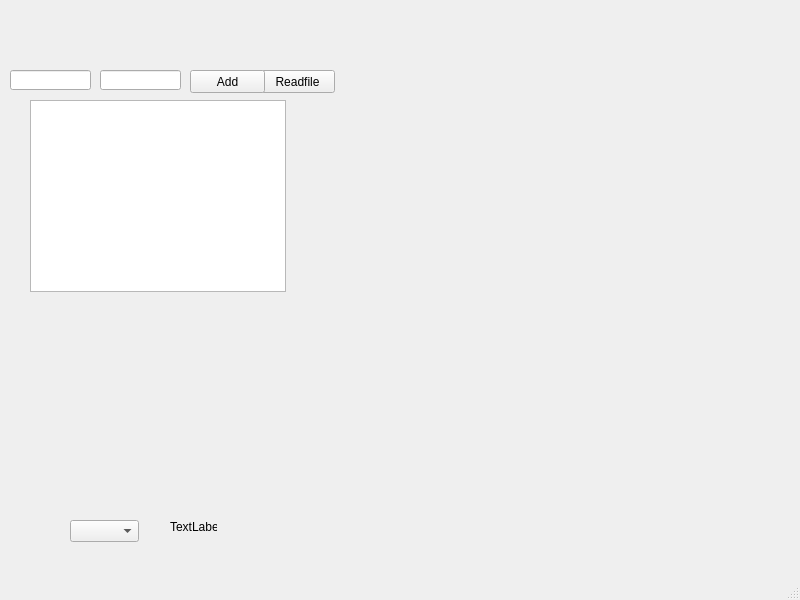
Old version of the form secondmain.ui in the repository truongkutetk97/qt5_finalproject.
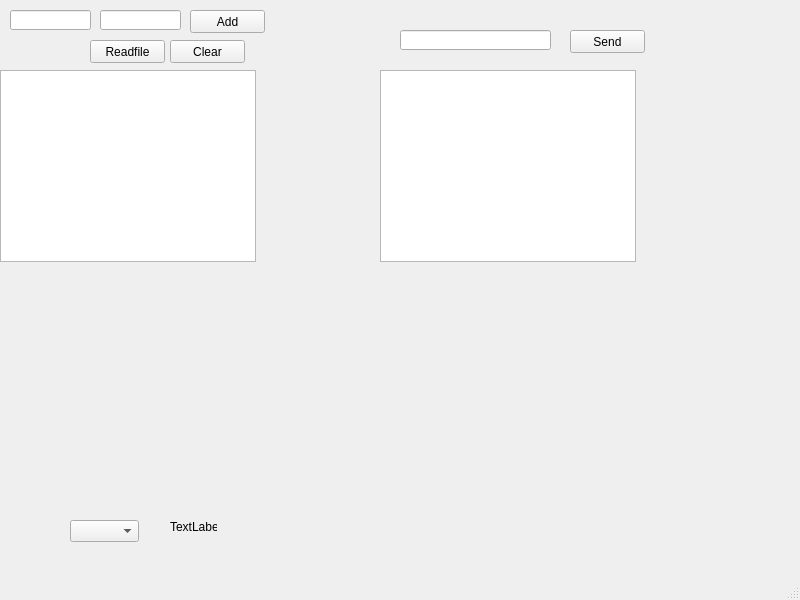
New version of the form.

```diff
--- a/secondmain.ui
+++ b/secondmain.ui
@@ -40,8 +40,8 @@
    <widget class="QPushButton" name="pushButton">
     <property name="geometry">
      <rect>
-      <x>260</x>
-      <y>70</y>
+      <x>90</x>
+      <y>40</y>
       <width>75</width>
       <height>23</height>
      </rect>
@@ -53,8 +53,8 @@
    <widget class="QTextBrowser" name="textBrowser">
     <property name="geometry">
      <rect>
-      <x>30</x>
-      <y>100</y>
+      <x>0</x>
+      <y>70</y>
       <width>256</width>
       <height>192</height>
      </rect>
@@ -64,7 +64,7 @@
     <property name="geometry">
      <rect>
       <x>10</x>
-      <y>70</y>
+      <y>10</y>
       <width>81</width>
       <height>20</height>
      </rect>
@@ -74,7 +74,7 @@
     <property name="geometry">
      <rect>
       <x>100</x>
-      <y>70</y>
+      <y>10</y>
       <width>81</width>
       <height>20</height>
      </rect>
@@ -84,7 +84,7 @@
     <property name="geometry">
      <rect>
       <x>190</x>
-      <y>70</y>
+      <y>10</y>
       <width>75</width>
       <height>23</height>
      </rect>
@@ -93,6 +93,52 @@
      <string>Add</string>
     </property>
    </widget>
+   <widget class="QPushButton" name="pushButton_3">
+    <property name="geometry">
+     <rect>
+      <x>170</x>
+      <y>40</y>
+      <width>75</width>
+      <height>23</height>
+     </rect>
+    </property>
+    <property name="text">
+     <string>Clear</string>
+    </property>
+   </widget>
+   <widget class="QTextBrowser" name="textBrowser_2">
+    <property name="geometry">
+     <rect>
+      <x>380</x>
+      <y>70</y>
+      <width>256</width>
+      <height>192</height>
+     </rect>
+    </property>
+   </widget>
+   <widget class="QLineEdit" name="lineEdit_3">
+    <property name="geometry">
+     <rect>
+      <x>400</x>
+      <y>30</y>
+      <width>151</width>
+      <height>20</height>
+     </rect>
+    </property>
+   </widget>
+   <widget class="QPushButton" name="pushButton_4">
+    <property name="geometry">
+     <rect>
+      <x>570</x>
+      <y>30</y>
+      <width>75</width>
+      <height>23</height>
+     </rect>
+    </property>
+    <property name="text">
+     <string>Send</string>
+    </property>
+   </widget>
   </widget>
   <widget class="QMenuBar" name="menubar">
    <property name="geometry">
```
